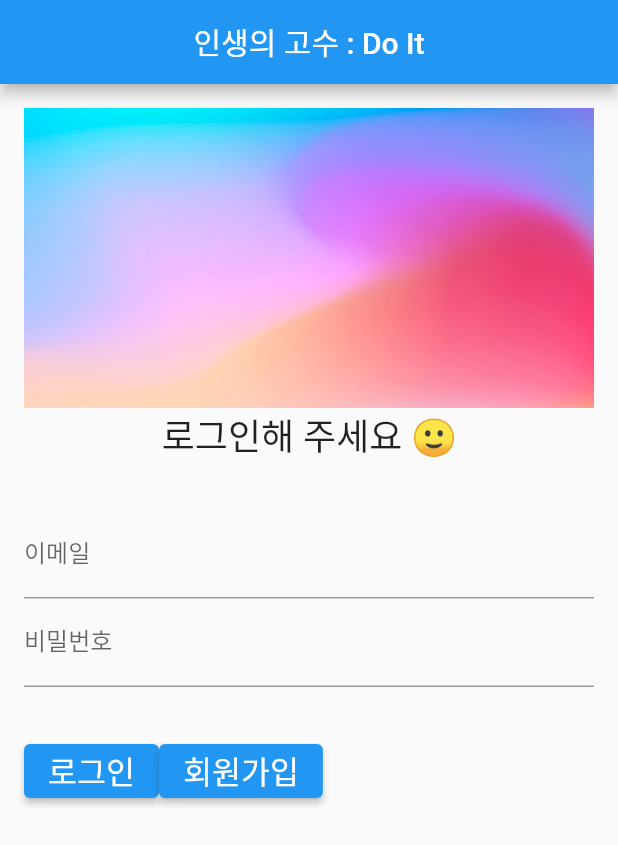
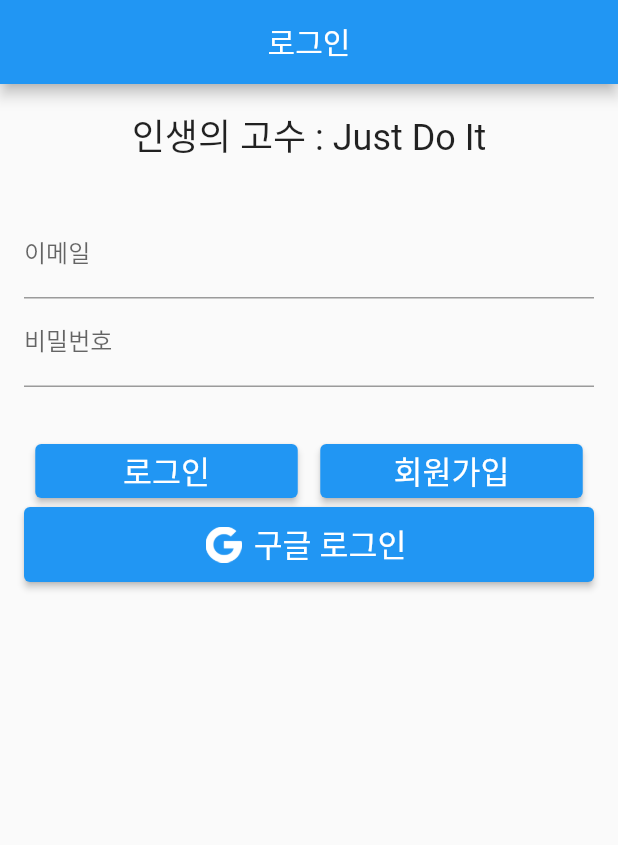
Before and after one commit to parksh3641/OX-Quiz-Common-Sense, a Flutter app: the screen it shows after launch, on a phone screen of 412 x 824 dp. Shown: the top 845 px of the screen. Run offline on Flutter 3.47's test engine with Material 2 defaults, Android fonts, the phone set to English and light mode, and no system bars; our stand-ins replace cloud_firestore, firebase_auth, firebase_core, google_fonts, google_sign_in; accounts and stored records are empty; Roboto replaces fonts that are missing (Do Hyeon).

Commit message:
2022-07-21

```diff
--- a/lib/login_page.dart
+++ b/lib/login_page.dart
@@ -1,5 +1,7 @@
 import 'package:flutter/cupertino.dart';
 import 'package:flutter/material.dart';
+import 'package:gosuoflife/auth_service.dart';
+import 'package:provider/provider.dart';
 
 import 'home_page.dart';
 
@@ -16,24 +18,19 @@ class _LoginPageState extends State<LoginPage> {
 
   @override
   Widget build(BuildContext context) {
+    return Consumer<AuthService>(
+      builder: (context, authService, child) {
         return Scaffold(
-      appBar: AppBar(title: Center(child: Text("인생의 고수 : Do It"))),
+          appBar: AppBar(title: Center(child: Text("로그인"))),
           body: SingleChildScrollView(
             padding: const EdgeInsets.all(16),
             child: Column(
               crossAxisAlignment: CrossAxisAlignment.stretch,
               children: [
-            Image.asset(
-              "images/Background.png",
-              width: 200,
-              height: 200,
-              fit: BoxFit.cover,
-            ),
-
                 /// 현재 유저 로그인 상태
                 Center(
                   child: Text(
-                "로그인해 주세요 🙂",
+                    "인생의 고수 : Just Do It",
                     style: TextStyle(
                       fontSize: 24,
                     ),
@@ -57,8 +54,11 @@ class _LoginPageState extends State<LoginPage> {
 
                 /// 로그인 버튼
                 Row(
+                  mainAxisAlignment: MainAxisAlignment.spaceAround,
                   children: [
-                ElevatedButton(
+                    Container(
+                      width: 175,
+                      child: ElevatedButton(
                         child: Text(
                           "로그인",
                           style: TextStyle(fontSize: 21),
@@ -71,20 +71,58 @@ class _LoginPageState extends State<LoginPage> {
                           );
                         },
                       ),
+                    ),
 
                     /// 회원가입 버튼
-                ElevatedButton(
+                    Container(
+                      width: 175,
+                      child: Container(
+                        child: ElevatedButton(
                           child: Text("회원가입", style: TextStyle(fontSize: 21)),
                           onPressed: () {
                             // 회원가입
-                    print("sign up");
+                            authService.signUp(
+                              email: emailController.text,
+                              password: passwordController.text,
+                              onSuccess: () {
+                                // 회원가입 성공
+                                print("회원가입 성공");
                               },
+                              onError: (err) {
+                                // 에러 발생
+                                print("회원가입 실패 : $err");
+                              },
+                            );
+                          },
+                        ),
+                      ),
                     ),
                   ],
                 ),
+                Column(
+                  children: [
+                    Container(
+                      width: double.infinity,
+                      height: 50,
+                      child: ElevatedButton.icon(
+                        icon: ImageIcon(AssetImage("images/GoogleIcon.png")),
+                        label: Text(
+                          "구글 로그인",
+                          style: TextStyle(fontSize: 21),
+                        ),
+                        onPressed: () {
+                          print('sign ln with google');
+                          authService.signInWithGoogle();
+                        },
+                      ),
+                    ),
+                  ],
+                )
               ],
             ),
           ),
         );
+      },
+    );
   }
 }
--- a/pubspec.yaml
+++ b/pubspec.yaml
@@ -42,6 +42,7 @@ dependencies:
   firebase_auth: 3.3.2
   cloud_firestore: 3.1.18
   firebase_core_platform_interface: 4.4.1
+  google_sign_in: ^5.4.0
 
 dev_dependencies:
   flutter_test:
@@ -64,8 +65,7 @@ flutter:
   # the material Icons class.
   uses-material-design: true
   assets:
-    - images/Background.png
-    - images/MainIcon.png
+    - images/
 
   # To add assets to your application, add an assets section, like this:
   # assets:
```
Also changed, not shown: lib/auth_service.dart (+19 -0 lines), lib/main.dart (+18 -2 lines), images/GoogleIcon.png (added), lib/rank_service.dart (renamed from lib/bucket_service.dart), pubspec.lock, 1 other file. Lines whose indentation alone changed are shown as unchanged.
